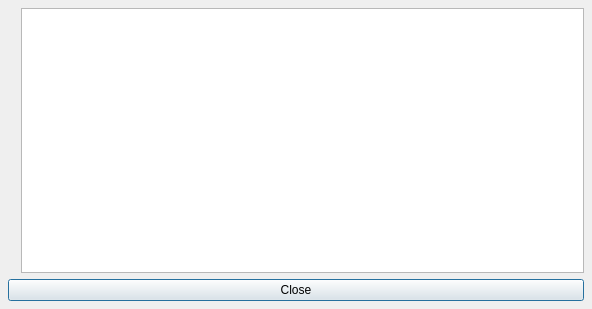
Before: the Qt Designer form trunk/app/aboutdialog.ui in BackupTheBerlios/imagerocket-svn, drawn with Qt 5.
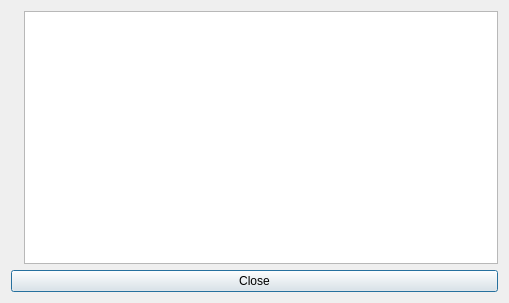
After: the same form once the commit is applied. Icons and pictures are not drawn.

Commit message: Added save dialog and supporting class, did cleanup

The edit to the form file:
```diff
--- a/trunk/app/aboutdialog.ui
+++ b/trunk/app/aboutdialog.ui
@@ -8,8 +8,8 @@
    <rect>
     <x>0</x>
     <y>0</y>
-    <width>592</width>
-    <height>309</height>
+    <width>509</width>
+    <height>303</height>
    </rect>
   </property>
   <property name="windowTitle" >
@@ -17,7 +17,7 @@
   </property>
   <layout class="QVBoxLayout" >
    <property name="margin" >
-    <number>8</number>
+    <number>-1</number>
    </property>
    <property name="spacing" >
     <number>6</number>
```
The commit also changes 7 other files.
